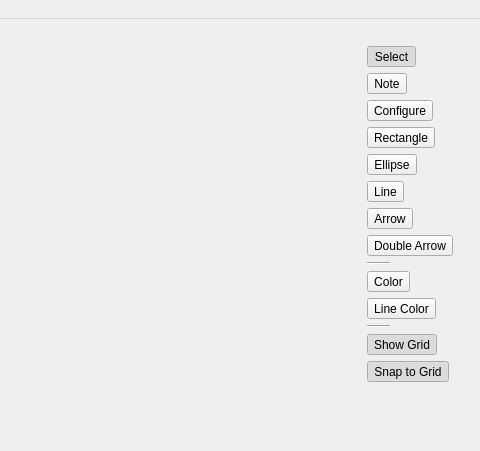
Old version of the form tools/release/diagraphica/mainwindow.ui in the repository mCRL2org/mCRL2; both pictures show x 393 to 873 and y 0 to 451 of the 873 by 708 pixel window.
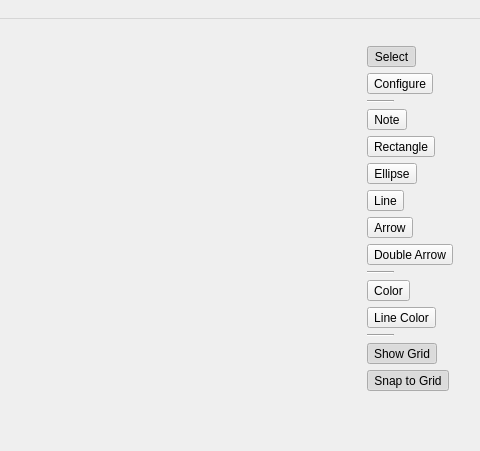
New version of the form. The open tabs and pages were chosen to show the change. Icons and pictures are not drawn. Custom widgets are drawn as their Qt base class.

Commit message: [Diagraphica] Improved toolbar order, size, and added tooltips and shortcuts. Changed cursor in edit mode Fixed paste placement

```diff
--- a/tools/release/diagraphica/mainwindow.ui
+++ b/tools/release/diagraphica/mainwindow.ui
@@ -376,23 +376,6 @@
               </attribute>
              </widget>
             </item>
-            <item>
-             <widget class="QToolButton" name="noteTool">
-              <property name="text">
-               <string>Note</string>
-              </property>
-              <property name="icon">
-               <iconset resource="icons.qrc">
-                <normaloff>:/images/note.png</normaloff>:/images/note.png</iconset>
-              </property>
-              <property name="checkable">
-               <bool>true</bool>
-              </property>
-              <attribute name="buttonGroup">
-               <string>toolButtonGroup</string>
-              </attribute>
-             </widget>
-            </item>
             <item>
              <widget class="QToolButton" name="configureTool">
               <property name="text">
@@ -402,6 +385,15 @@
                <iconset resource="icons.qrc">
                 <normaloff>:/images/dof.png</normaloff>:/images/dof.png</iconset>
               </property>
+              <property name="iconSize">
+                <size>
+                  <width>20</width>
+                  <height>20</height>
+                </size>
+              </property>
+              <property name="shortcut">
+                <string>D</string>
+              </property>
               <property name="checkable">
                <bool>true</bool>
               </property>
@@ -410,6 +402,49 @@
               </attribute>
              </widget>
             </item>
+            <item>
+              <widget class="Line" name="line">
+                <property name="maximumSize">
+                  <size>
+                    <width>27</width>
+                    <height>16777215</height>
+                  </size>
+                </property>
+                <property name="orientation">
+                  <enum>Qt::Horizontal</enum>
+                </property>
+              </widget>
+            </item>
+            <item>
+              <widget class="QToolButton" name="noteTool">
+                <property name="toolTip">
+                  <string>Create and edit note objects (T)</string>
+                </property>
+                <property name="text">
+                  <string>Note</string>
+                </property>
+                <property name="icon">
+                  <iconset resource="icons.qrc">
+                    <normaloff>:/images/note.png</normaloff>:/images/note.png
+                  </iconset>
+                </property>
+                <property name="iconSize">
+                  <size>
+                    <width>20</width>
+                    <height>20</height>
+                  </size>
+                </property>
+                <property name="shortcut">
+                  <string>T</string>
+                </property>
+                <property name="checkable">
+                  <bool>true</bool>
+                </property>
+                <attribute name="buttonGroup">
+                  <string>toolButtonGroup</string>
+                </attribute>
+              </widget>
+            </item>
             <item>
              <widget class="QToolButton" name="rectangleTool">
               <property name="text">
@@ -419,6 +454,15 @@
                <iconset resource="icons.qrc">
                 <normaloff>:/images/rectangle.png</normaloff>:/images/rectangle.png</iconset>
               </property>
+              <property name="iconSize">
+                <size>
+                  <width>20</width>
+                  <height>20</height>
+                </size>
+              </property>
+              <property name="shortcut">
+                <string>R</string>
+              </property>
               <property name="checkable">
                <bool>true</bool>
               </property>
@@ -436,6 +480,15 @@
                <iconset resource="icons.qrc">
                 <normaloff>:/images/ellipse.png</normaloff>:/images/ellipse.png</iconset>
               </property>
+              <property name="iconSize">
+                <size>
+                  <width>20</width>
+                  <height>20</height>
+                </size>
+              </property>
+              <property name="shortcut">
+                <string>E</string>
+              </property>
               <property name="checkable">
                <bool>true</bool>
               </property>
@@ -453,6 +506,15 @@
                <iconset resource="icons.qrc">
                 <normaloff>:/images/line.png</normaloff>:/images/line.png</iconset>
               </property>
+              <property name="iconSize">
+                <size>
+                  <width>20</width>
+                  <height>20</height>
+                </size>
+              </property>
+              <property name="shortcut">
+                <string>L</string>
+              </property>
               <property name="checkable">
                <bool>true</bool>
               </property>
@@ -470,6 +532,15 @@
                <iconset resource="icons.qrc">
                 <normaloff>:/images/arrow.png</normaloff>:/images/arrow.png</iconset>
               </property>
+              <property name="iconSize">
+                <size>
+                  <width>20</width>
+                  <height>20</height>
+                </size>
+              </property>
+              <property name="shortcut">
+                <string>A</string>
+              </property>
               <property name="checkable">
                <bool>true</bool>
               </property>
@@ -487,6 +558,15 @@
                <iconset resource="icons.qrc">
                 <normaloff>:/images/darrow.png</normaloff>:/images/darrow.png</iconset>
               </property>
+              <property name="iconSize">
+                <size>
+                  <width>20</width>
+                  <height>20</height>
+                </size>
+              </property>
+               <property name="shortcut">
+                 <string>Shift+A</string>
+               </property>
               <property name="checkable">
                <bool>true</bool>
               </property>
@@ -499,7 +579,7 @@
              <widget class="Line" name="line_2">
               <property name="maximumSize">
                <size>
-                <width>23</width>
+                <width>27</width>
                 <height>16777215</height>
                </size>
               </property>
@@ -517,6 +597,15 @@
                <iconset resource="icons.qrc">
                 <normaloff>:/images/fillcol.png</normaloff>:/images/fillcol.png</iconset>
               </property>
+              <property name="iconSize">
+                <size>
+                  <width>20</width>
+                  <height>20</height>
+                </size>
+              </property>
+              <property name="shortcut">
+                <string>C</string>
+              </property>
              </widget>
             </item>
             <item>
@@ -528,13 +617,22 @@
                <iconset resource="icons.qrc">
                 <normaloff>:/images/linecol.png</normaloff>:/images/linecol.png</iconset>
               </property>
+              <property name="iconSize">
+                <size>
+                  <width>20</width>
+                  <height>20</height>
+                </size>
+              </property>
+              <property name="shortcut">
+                <string>Shift+C</string>
+              </property>
              </widget>
             </item>
             <item>
-             <widget class="Line" name="line">
+             <widget class="Line" name="line_3">
               <property name="maximumSize">
                <size>
-                <width>23</width>
+                <width>27</width>
                 <height>16777215</height>
                </size>
               </property>
@@ -552,6 +650,15 @@
                <iconset resource="icons.qrc">
                 <normaloff>:/images/showgrid.png</normaloff>:/images/showgrid.png</iconset>
               </property>
+              <property name="iconSize">
+                <size>
+                  <width>20</width>
+                  <height>20</height>
+                </size>
+              </property>
+              <property name="shortcut">
+                <string>G</string>
+              </property>
               <property name="checkable">
                <bool>true</bool>
               </property>
@@ -569,6 +676,15 @@
                <iconset resource="icons.qrc">
                 <normaloff>:/images/snapgrid.png</normaloff>:/images/snapgrid.png</iconset>
               </property>
+              <property name="iconSize">
+                <size>
+                  <width>20</width>
+                  <height>20</height>
+                </size>
+              </property>
+              <property name="shortcut">
+                <string>Shift+S</string>
+              </property>
               <property name="checkable">
                <bool>true</bool>
               </property>
```
Left out of the diff: 42 changed lines with no effect on the pictures. The commit also changes 1 other file.
